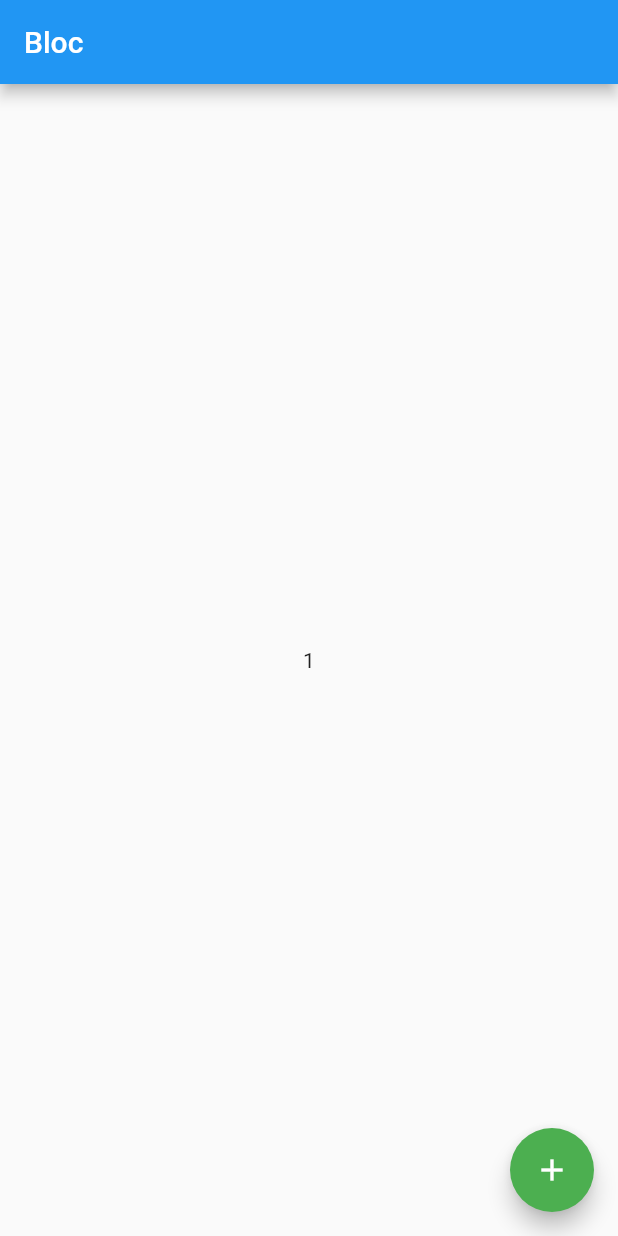
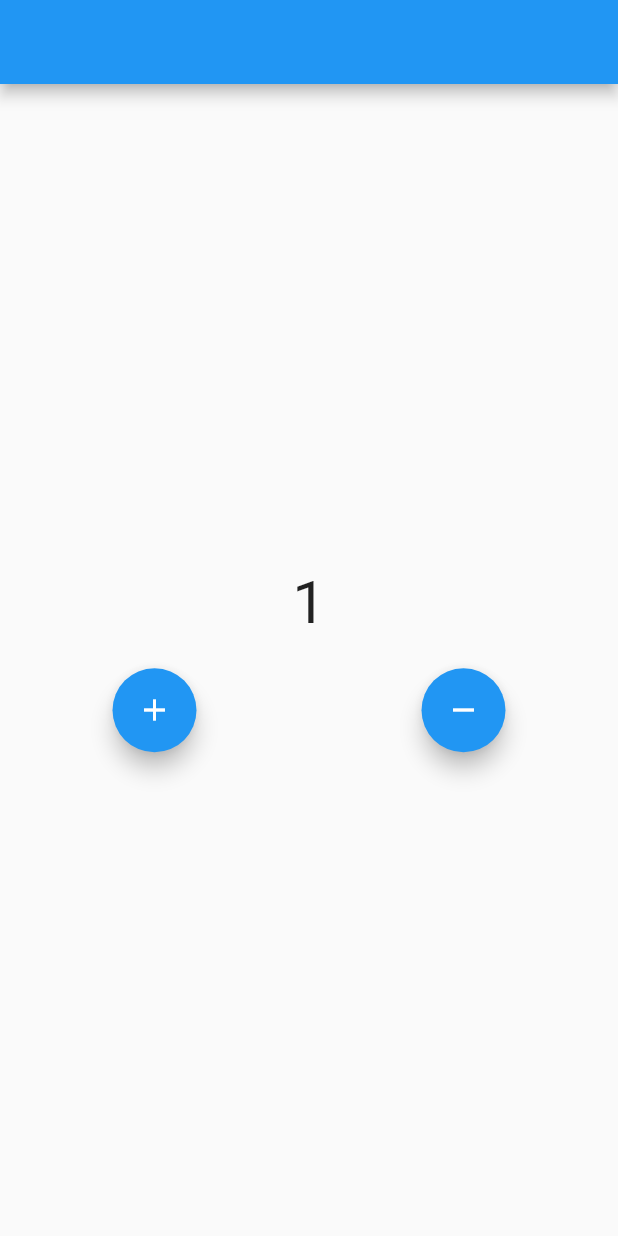
Before and after one commit to akmaljon1016/untitled, a Flutter app: the screen it shows after launch, after a tap on the "add" icon, on a phone screen of 412 x 824 dp. Run offline on Flutter 3.47's test engine with Material 2 defaults, Android fonts, the phone set to English and light mode, and no system bars; our stand-ins replace bloc, flutter_bloc.

Commit message:
new lesson

```diff
--- a/analysis_options.yaml
+++ b/analysis_options.yaml
@@ -7,7 +7,7 @@
 
 # The following line activates a set of recommended lints for Flutter apps,
 # packages, and plugins designed to encourage good coding practices.
-include: package:flutter_lints/flutter.yaml
+#include: package:flutter_lints/flutter.yaml
 
 linter:
   # The lint rules applied to this project can be customized in the
--- a/lib/count_cubit/count_cubit.dart
+++ /dev/null
@@ -1,14 +0,0 @@
-import 'package:bloc/bloc.dart';
-import 'package:meta/meta.dart';
-
-part 'count_state.dart';
-
-class CountCubit extends Cubit<CountState> {
-  CountCubit() : super(CountInitial());
-  int son = 0;
-
-  void numberChange() {
-    son = son + 1;
-    emit(NumberChange(son));
-  }
-}
--- a/lib/count_cubit/count_state.dart
+++ /dev/null
@@ -1,12 +0,0 @@
-part of 'count_cubit.dart';
-
-@immutable
-abstract class CountState {}
-
-class CountInitial extends CountState {}
-
-class NumberChange extends CountState {
-  final int number;
-
-  NumberChange(this.number);
-}
--- a/lib/main.dart
+++ b/lib/main.dart
@@ -1,11 +1,12 @@
 import 'package:flutter/material.dart';
 import 'package:flutter_bloc/flutter_bloc.dart';
-import 'package:untitled/count_cubit/count_cubit.dart';
+import 'package:untitled/numberCubit/number_cubit.dart';
+import 'package:untitled/textCubit/text_cubit.dart';
 
 void main() {
   runApp(MaterialApp(
     home: BlocProvider(
-      create: (context) => CountCubit(),
+      create: (context) => NumberCubit(),
       child: MyApp(),
     ),
   ));
@@ -19,31 +20,54 @@ class MyApp extends StatefulWidget {
 }
 
 class _MyAppState extends State<MyApp> {
-  int son = 0;
+  TextEditingController txtController = TextEditingController();
 
   @override
   Widget build(BuildContext context) {
     return Scaffold(
-      appBar: AppBar(
-        title: const Text("Bloc"),
-      ),
-      body: Center(
-        child: BlocBuilder<CountCubit, CountState>(
+      appBar: AppBar(),
+      body: Column(
+        mainAxisAlignment: MainAxisAlignment.center,
+        children: [
+          BlocBuilder<NumberCubit, NumberState>(
             builder: (context, state) {
-            if (state is CountInitial) {
-              return Text("0");
+              if (state is NumberInitial) {
+                return Text(
+                  "0",
+                  style: TextStyle(fontSize: 40),
+                );
+              } else if (state is NumberQoshish) {
+                return Text(state.number.toString(),
+                    style: TextStyle(fontSize: 40));
+              } else if (state is NumberAyrish) {
+                return Text(state.number.toString(),
+                    style: TextStyle(fontSize: 40));
               } else {
-              return Text((state as NumberChange).number.toString());
+                return Text("Xato");
               }
             },
           ),
+          SizedBox(
+            height: 20,
           ),
-      floatingActionButton: FloatingActionButton(
+          Row(
+            mainAxisAlignment: MainAxisAlignment.spaceAround,
+            children: [
+              FloatingActionButton(
                 onPressed: () {
-          BlocProvider.of<CountCubit>(context).numberChange();
+                  BlocProvider.of<NumberCubit>(context).qoshish();
                 },
-        backgroundColor: Colors.green,
-        child: const Icon(Icons.add),
+                child: Icon(Icons.add),
+              ),
+              FloatingActionButton(
+                onPressed: () {
+                  BlocProvider.of<NumberCubit>(context).ayrish();
+                },
+                child: Icon(Icons.remove),
+              )
+            ],
+          )
+        ],
       ),
     );
   }
--- /dev/null
+++ b/lib/numberCubit/number_cubit.dart
@@ -0,0 +1,19 @@
+import 'package:bloc/bloc.dart';
+import 'package:meta/meta.dart';
+
+part 'number_state.dart';
+
+class NumberCubit extends Cubit<NumberState> {
+  NumberCubit() : super(NumberInitial());
+  int number = 0;
+
+  void qoshish() {
+    number = number + 1;
+    emit(NumberQoshish(number));
+  }
+
+  void ayrish() {
+    number = number - 1;
+    emit(NumberAyrish(number));
+  }
+}
--- /dev/null
+++ b/lib/numberCubit/number_state.dart
@@ -0,0 +1,18 @@
+part of 'number_cubit.dart';
+
+@immutable
+abstract class NumberState {}
+
+class NumberInitial extends NumberState {}
+
+class NumberQoshish extends NumberState {
+  final int number;
+
+  NumberQoshish(this.number);
+}
+
+class NumberAyrish extends NumberState {
+  final int number;
+
+  NumberAyrish(this.number);
+}
```
Lines whose indentation alone changed are shown as unchanged.
